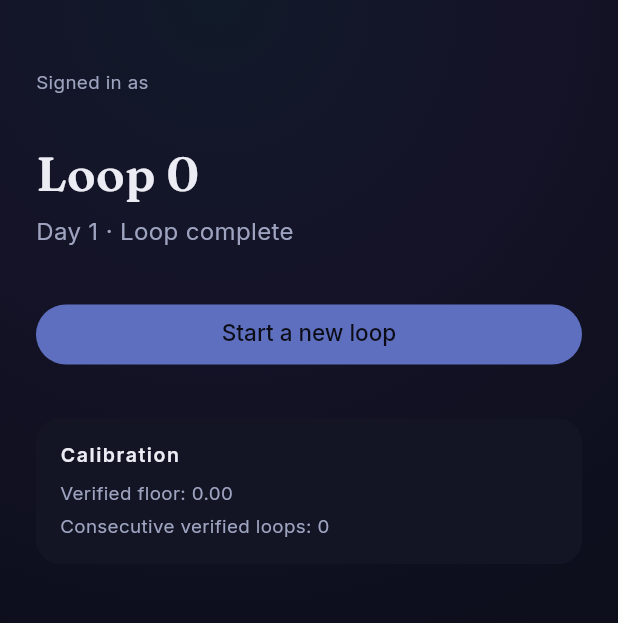
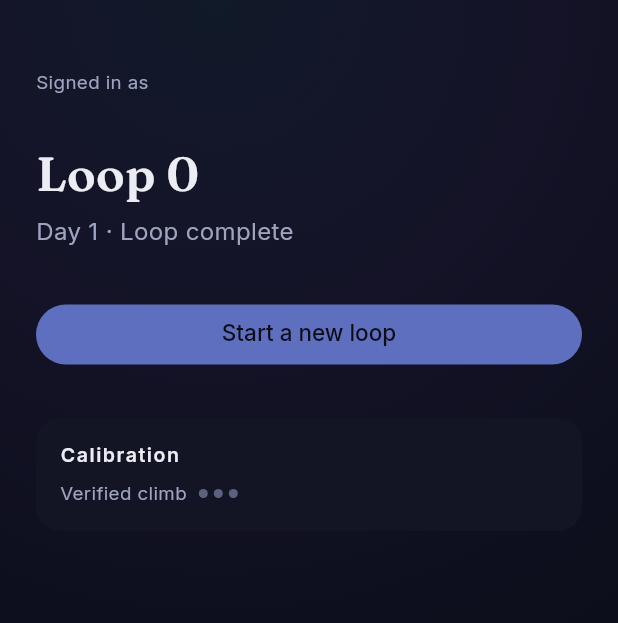
Before and after one commit to dynastyfinest23-alt/levels-native, a Flutter app: the screen it shows once a user with an empty profile is signed in, on a phone screen of 412 x 824 dp, the part 63-686 px from its top. Run offline on Flutter 3.47's test engine with Material 3 defaults, Android fonts, the light colour scheme and no system bars; our stand-ins replace go_router, supabase_flutter; accounts and stored records are empty; statements that could not run were skipped.

Commit message:
Replace raw calibration numbers on home hub with mechanic-free progress dots

```diff
--- a/lib/features/home/home_screen.dart
+++ b/lib/features/home/home_screen.dart
@@ -230,8 +230,18 @@ class _HubBody extends StatelessWidget {
   }
 }
 
+/// Loops of accumulated verification needed before Flow-band framing opens
+/// (CLAUDE.md "Flow reachability", FLOW_GATE). Sizes the progress dots below
+/// only — never rendered as a number (CLAUDE.md: copy never mentions
+/// numbers, scores, or zone names as mechanics).
+const _flowGate = 3;
+
 /// design-system/MASTER.md §6 calibration strip: `caption` type on
 /// `surface`, no glass, no glow — an instrument readout, deliberately quiet.
+///
+/// Shows verification progress as dots, not the raw `verified_floor` /
+/// `consecutive_verified_loops` values — those are climb mechanics and must
+/// stay off-screen as numbers (CLAUDE.md tone rule).
 class _CalibrationStrip extends StatelessWidget {
   const _CalibrationStrip({required this.calibration});
 
@@ -239,6 +249,9 @@ class _CalibrationStrip extends StatelessWidget {
 
   @override
   Widget build(BuildContext context) {
+    final loopsVerified = calibration.consecutiveVerifiedLoops < _flowGate
+        ? calibration.consecutiveVerifiedLoops
+        : _flowGate;
     return Container(
       width: double.infinity,
       padding: const EdgeInsets.all(LevelsSpace.space16),
@@ -251,17 +264,42 @@ class _CalibrationStrip extends StatelessWidget {
         children: [
           Text('Calibration', style: LevelsType.panelTitle),
           const SizedBox(height: LevelsSpace.space8),
-          Text(
-            'Verified floor: ${calibration.verifiedFloor.toStringAsFixed(2)}',
-            style: LevelsType.caption,
-          ),
-          const SizedBox(height: LevelsSpace.space4),
-          Text(
-            'Consecutive verified loops: ${calibration.consecutiveVerifiedLoops}',
-            style: LevelsType.caption,
+          Row(
+            children: [
+              Text('Verified climb', style: LevelsType.caption),
+              const SizedBox(width: LevelsSpace.space8),
+              _ProgressDots(filled: loopsVerified, total: _flowGate),
+            ],
           ),
         ],
       ),
     );
   }
 }
+
+class _ProgressDots extends StatelessWidget {
+  const _ProgressDots({required this.filled, required this.total});
+
+  final int filled;
+  final int total;
+
+  @override
+  Widget build(BuildContext context) {
+    return Row(
+      mainAxisSize: MainAxisSize.min,
+      children: List.generate(total, (i) {
+        return Container(
+          margin: const EdgeInsets.only(right: LevelsSpace.space4),
+          width: 6,
+          height: 6,
+          decoration: BoxDecoration(
+            shape: BoxShape.circle,
+            color: i < filled
+                ? LevelsColors.neutralAccent
+                : LevelsColors.textFaint,
+          ),
+        );
+      }),
+    );
+  }
+}
```
